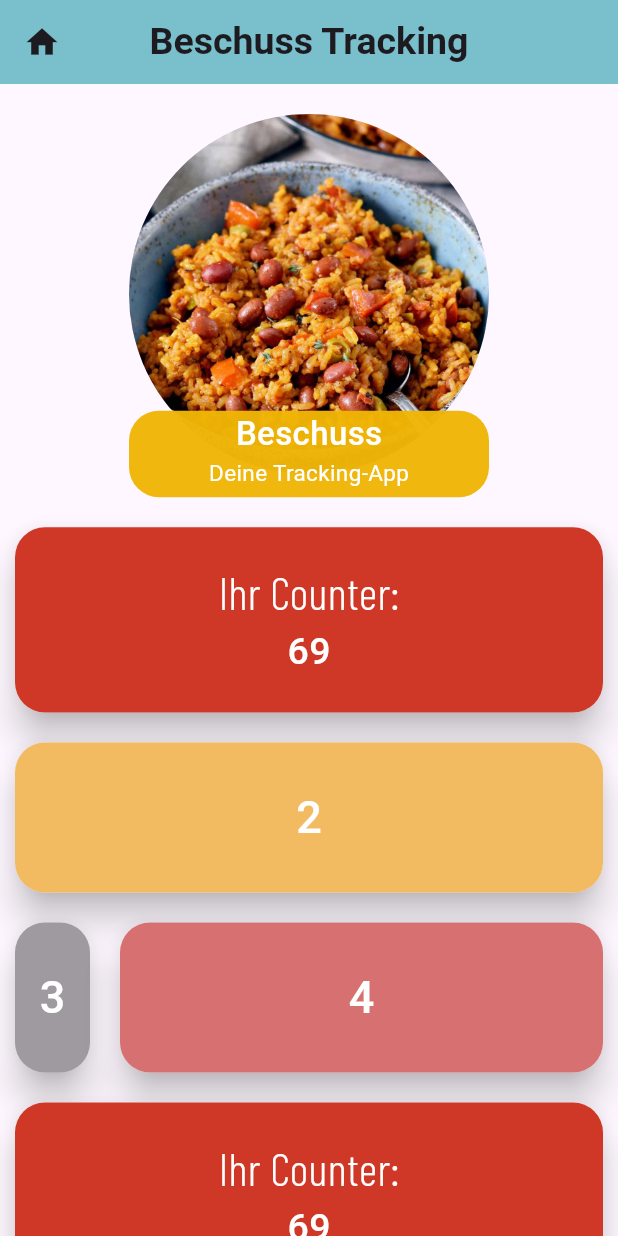
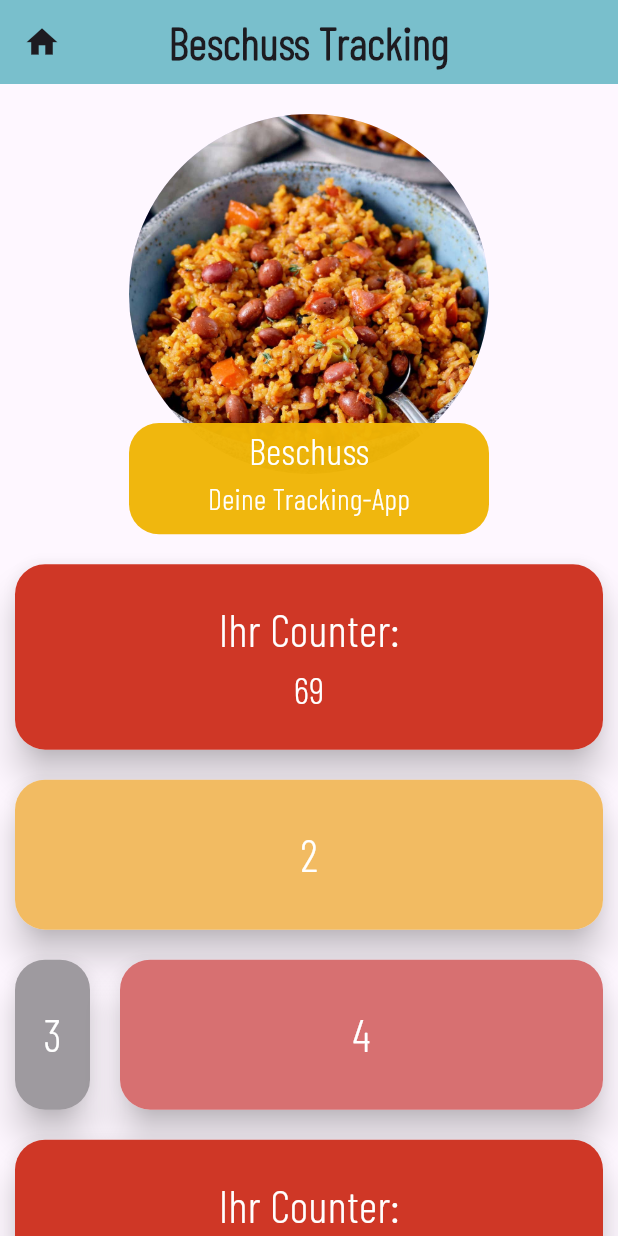
Before and after one commit to Tetoji/Flutter-Udemy-Course, a Flutter app: the screen it shows after launch, on a phone screen of 412 x 824 dp. Run offline on Flutter 3.47's test engine with Material 3 defaults, Android fonts, the phone set to English and light mode, and no system bars; drawn by our look-alikes of auto_size_text.

Commit message:
Font edit

```diff
--- a/udemy_app/lib/app_picture.dart
+++ b/udemy_app/lib/app_picture.dart
@@ -11,7 +11,7 @@ class AppPicture extends StatelessWidget {
 
       //* Picture Container
       child: SizedBox(
-        height: size.height * .31, //! Hight overall (270)
+        height: size.height * .34, //! Hight overall (270)
         width: size.width *
             .6, //! Width overall (in this case even to zoom in picture)
         child: Stack(
@@ -35,14 +35,15 @@ class AppPicture extends StatelessWidget {
                   color: const Color.fromARGB(246, 240, 181, 5),
                 ),
                 alignment: Alignment.center,
-                height: size.height * .07,
+                height: size.height * .09,
                 width: 240,
                 child: const Column(
                   children: [
                     Text(
                       "Beschuss",
                       style: TextStyle(
-                        fontSize: 22,
+                        fontFamily: 'BarlowCondensed',
+                        fontSize: 25,
                         fontWeight: FontWeight.w500,
                         color: Colors.white,
                       ),
@@ -50,7 +51,8 @@ class AppPicture extends StatelessWidget {
                     Text(
                       "Deine Tracking-App",
                       style: TextStyle(
-                        fontSize: 15,
+                        fontFamily: 'BarlowCondensed',
+                        fontSize: 20,
                         fontWeight: FontWeight.w400,
                         color: Colors.white,
                       ),
--- a/udemy_app/lib/container_text_example.dart
+++ b/udemy_app/lib/container_text_example.dart
@@ -35,6 +35,7 @@ class ContainerTextExample extends StatelessWidget {
                 "69",
                 minFontSize: 15.0,
                 style: TextStyle(
+                  fontFamily: 'BarlowCondensed',
                   fontSize: 25,
                   fontWeight: FontWeight.w500,
                   color: Colors.white,
--- a/udemy_app/lib/row_expanded_example.dart
+++ b/udemy_app/lib/row_expanded_example.dart
@@ -26,6 +26,7 @@ class RowExpandedExample extends StatelessWidget {
                   "3",
                   minFontSize: 15.0,
                   style: TextStyle(
+                    fontFamily: 'BarlowCondensed',
                     fontSize: 30,
                     fontWeight: FontWeight.w500,
                     color: Colors.white,
@@ -54,6 +55,7 @@ class RowExpandedExample extends StatelessWidget {
                       "4",
                       minFontSize: 15.0,
                       style: TextStyle(
+                        fontFamily: 'BarlowCondensed',
                         fontSize: 30,
                         fontWeight: FontWeight.w500,
                         color: Colors.white,
--- a/udemy_app/lib/widgets_examples_page.dart
+++ b/udemy_app/lib/widgets_examples_page.dart
@@ -19,8 +19,11 @@ class WidgetsExamplesPage extends StatelessWidget {
         centerTitle: true,
         title: const AutoSizeText(
           "Beschuss Tracking",
-          style: TextStyle(fontWeight: FontWeight.w700),
-          minFontSize: 25.0,
+          style: TextStyle(
+            fontFamily: 'BarlowCondensed',
+            fontWeight: FontWeight.w700,
+          ),
+          minFontSize: 30.0,
         ),
       ),
       body: SingleChildScrollView(
@@ -52,6 +55,7 @@ class WidgetsExamplesPage extends StatelessWidget {
                         "2",
                         minFontSize: 15.0,
                         style: TextStyle(
+                          fontFamily: 'BarlowCondensed',
                           fontSize: 30,
                           fontWeight: FontWeight.w500,
                           color: Colors.white,
```
